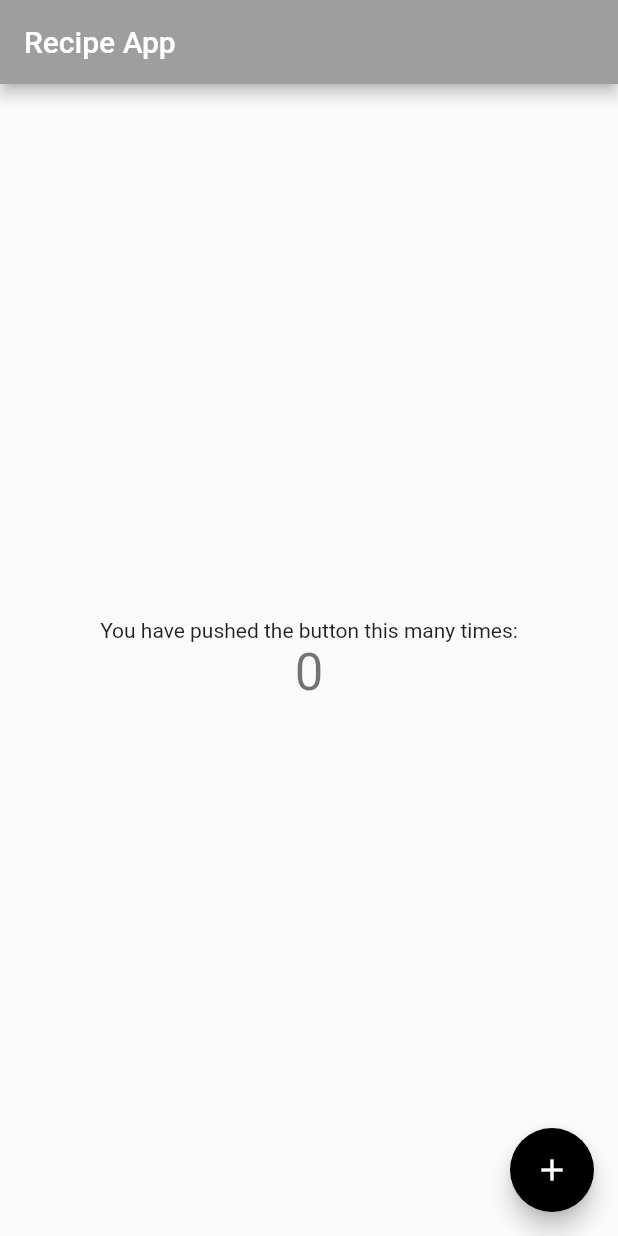
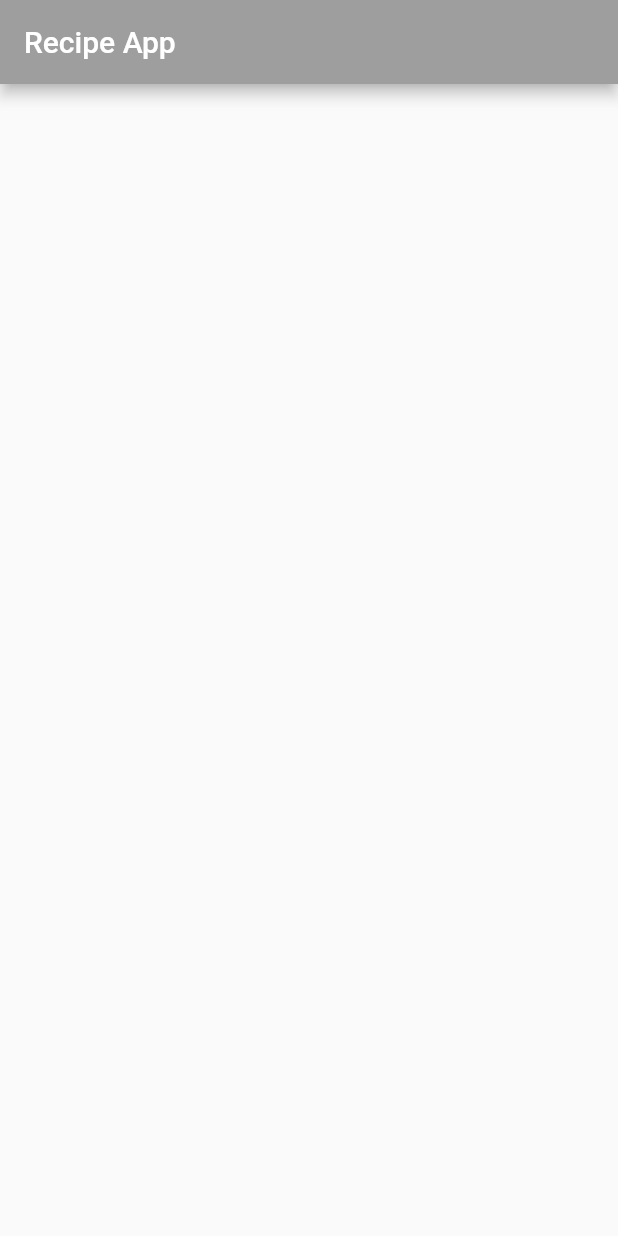
Before and after one commit to mariugo/flutter_apprentice, a Flutter app: the screen it shows after launch, on a phone screen of 412 x 824 dp. Run offline on Flutter 3.47's test engine with Material 2 defaults, Android fonts, the phone set to English and light mode, and no system bars.

Commit message:
Clearing the app

```diff
--- a/lib/main.dart
+++ b/lib/main.dart
@@ -33,38 +33,14 @@
 }
 
 class _MyHomePageState extends State<MyHomePage> {
-  int _counter = 0;
-
-  void _incrementCounter() {
-    setState(() {
-      _counter++;
-    });
-  }
-
   @override
   Widget build(BuildContext context) {
     return Scaffold(
       appBar: AppBar(
         title: Text(widget.title),
       ),
-      body: Center(
-        child: Column(
-          mainAxisAlignment: MainAxisAlignment.center,
-          children: <Widget>[
-            const Text(
-              'You have pushed the button this many times:',
-            ),
-            Text(
-              '$_counter',
-              style: Theme.of(context).textTheme.headline4,
-            ),
-          ],
-        ),
-      ),
-      floatingActionButton: FloatingActionButton(
-        onPressed: _incrementCounter,
-        tooltip: 'Increment',
-        child: const Icon(Icons.add),
+      body: SafeArea(
+        child: Container(),
       ), // This trailing comma makes auto-formatting nicer for build methods.
     );
   }
```
